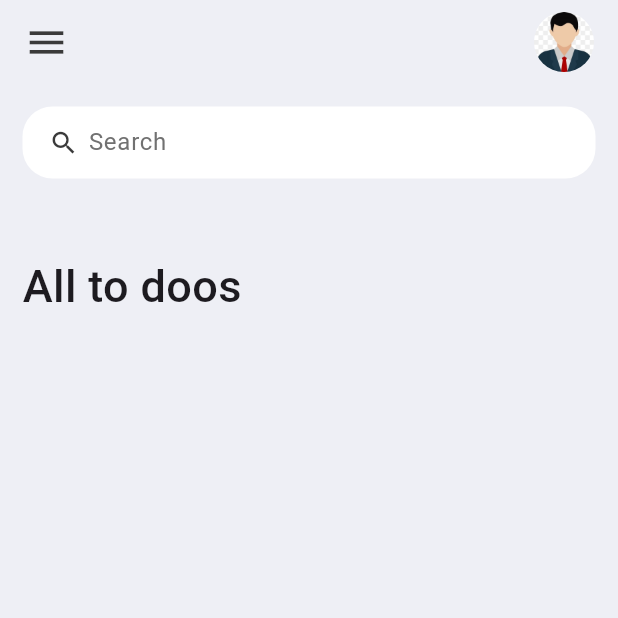
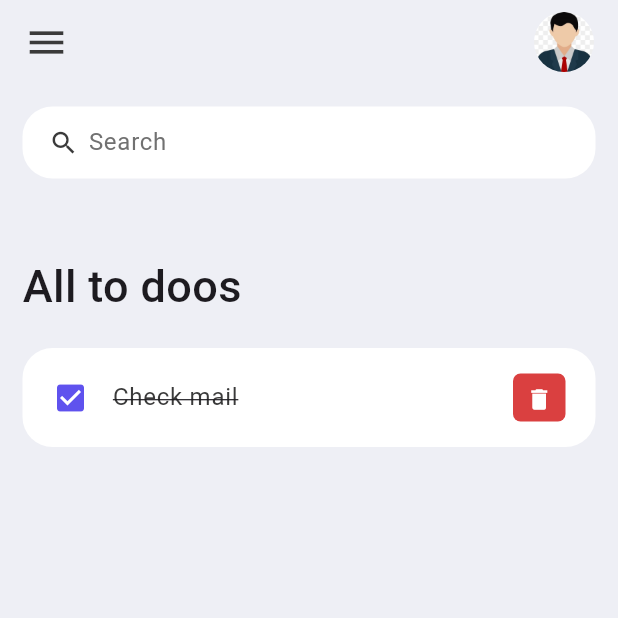
Before and after one commit to EjasGit/todoo, a Flutter app: the screen it shows after launch, on a phone screen of 412 x 824 dp, the top half of it. Run offline on Flutter 3.47's test engine with Material 3 defaults, Android fonts, the phone set to English and light mode, and no system bars.

Commit message:
to do items

```diff
--- a/lib/screens/Home.dart
+++ b/lib/screens/Home.dart
@@ -1,5 +1,6 @@
 import 'package:flutter/material.dart';
 import 'package:todoo/constants/colors.dart';
+import 'package:todoo/widgets/todoo_items.dart';
 
 class Home extends StatelessWidget {
   const Home({super.key});
@@ -24,7 +25,8 @@ class Home extends StatelessWidget {
                       style:
                           TextStyle(fontSize: 30, fontWeight: FontWeight.w500),
                     ),
-                  )
+                  ),
+                  TodooItems(),
                 ],
               ),
             )
--- /dev/null
+++ b/lib/widgets/todoo_items.dart
@@ -0,0 +1,48 @@
+import 'package:flutter/material.dart';
+import 'package:todoo/constants/colors.dart';
+
+class TodooItems extends StatelessWidget {
+  const TodooItems({super.key});
+
+  @override
+  Widget build(BuildContext context) {
+    return Container(
+      child: ListTile(
+        onTap: () {},
+        shape: RoundedRectangleBorder(
+          borderRadius: BorderRadius.circular(20),
+        ),
+        contentPadding: EdgeInsets.symmetric(horizontal: 20, vertical: 5),
+        tileColor: Colors.white,
+        leading: const Icon(
+          Icons.check_box,
+          color: tdBlue,
+        ),
+        title: const Text(
+          'Check mail',
+          style: TextStyle(
+            fontSize: 16,
+            color: tdBlack,
+            decoration: TextDecoration.lineThrough,
+          ),
+        ),
+        trailing: Container(
+          padding: EdgeInsets.all(0),
+          margin: EdgeInsets.symmetric(vertical: 12),
+          height: 35,
+          width: 35,
+          decoration: BoxDecoration(
+            color: tdRed,
+            borderRadius: BorderRadius.circular(5),
+          ),
+          child: IconButton(
+            color: Colors.white,
+            iconSize: 18,
+            icon: const Icon(Icons.delete),
+            onPressed: () {},
+          ),
+        ),
+      ),
+    );
+  }
+}
```
